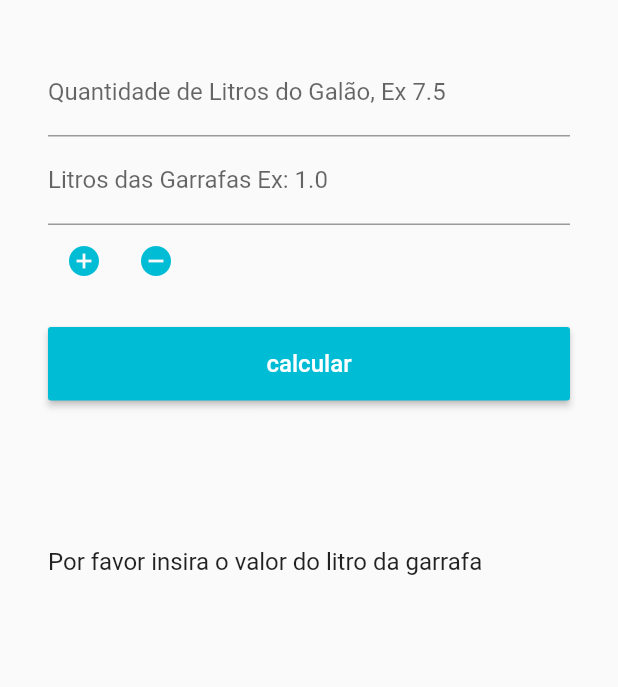
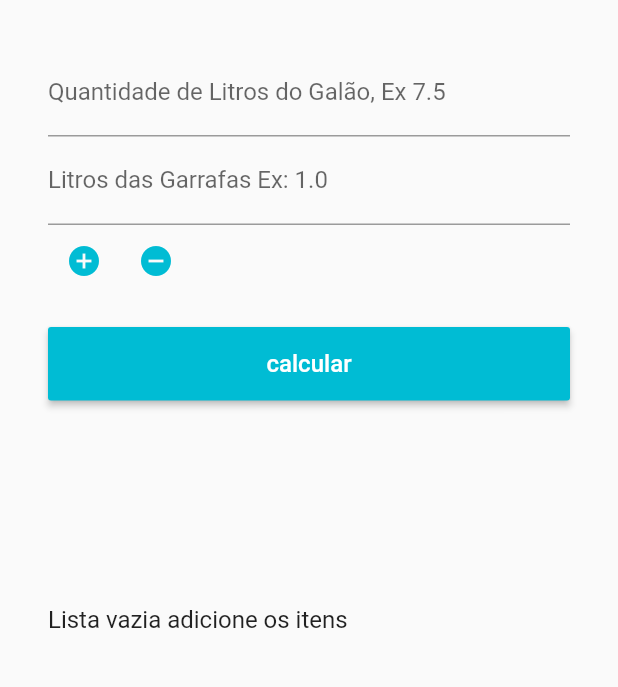
Before and after one commit to CaioCLDias/water_gallon_challenge, a Flutter app: the screen it shows after launch, after a tap on the "add circle" icon, after a tap on the "remove circle" icon, on a phone screen of 412 x 824 dp, the part 381-1068 px from its top. Run offline on Flutter 3.47's test engine with Material 2 defaults, Android fonts, the phone set to English and light mode, and no system bars.

Commit message:
Date: March, 07, 2021 Desafio de Lógica Programação, Vaga de Estágio YesList, Dev: Caio Dias Criando o método _removerGarrafa,  responsável por remover o ultimo item adicionado a lista

```diff
--- a/lib/Home.dart
+++ b/lib/Home.dart
@@ -18,6 +18,24 @@ class _HomeState extends State<Home> {
   var _garrafas = [];
   int _qtdGarrafas = 0;
 
+  void _removerGarrafa(){
+
+    //validar se tem item na lista
+    if(_garrafas.isEmpty == true){
+      setState(() {
+        _textoResultado = 'Lista vazia adicione os itens';
+      });
+    }else {
+      _garrafas.removeLast();
+      _qtdGarrafas = _qtdGarrafas - 1;
+      setState(() {
+        _textoResultado = '';
+        _textoQtdGarrafas = 'Quantidade de Garrafas: ' + _qtdGarrafas.toString();
+        _textoGarrafas = 'Garrafas: ' + _garrafas.toString();
+      });
+    }
+  }
+
   //metodo para adicionar garras na list
   void _adicionaGarrafa(){
 
@@ -36,7 +54,7 @@ class _HomeState extends State<Home> {
       print(_qtdGarrafas);
       setState(() {
         _textoQtdGarrafas = 'Quantidade de Garrafas: ' + _qtdGarrafas.toString();
-        //_textoQtdGarrafas = 'Garrafas: ' + _textoGarrafas.toString();
+        _textoGarrafas = 'Garrafas: ' + _garrafas.toString();
         _textoResultado = '';
         _txtEditingControllerLitrosGarrafas.text = '';
       });
@@ -94,7 +112,7 @@ class _HomeState extends State<Home> {
                         icon: Icon(Icons.remove_circle),
                         tooltip: 'Remova uma garrafa',
                         color: Colors.cyan,
-                        onPressed: () {},
+                        onPressed: _removerGarrafa,
                     ),
                   ],
                 ),
@@ -116,17 +134,6 @@ class _HomeState extends State<Home> {
               Padding(
                 padding: EdgeInsets.only(top:20),
                 child: Text(
-                  _textoGarrafas,
-                  style: TextStyle(
-                      fontSize: 16
-                  ),
-                ),
-              ),
-              Row(
-                children: [
-                  Padding(
-                    padding: EdgeInsets.only(top:20,right: 30),
-                    child: Text(
                   _textoGalao,
                   style: TextStyle(
                       fontSize: 16
@@ -134,7 +141,7 @@ class _HomeState extends State<Home> {
                 ),
               ),
               Padding(
-                    padding: EdgeInsets.only(top:20, left: 20),
+                padding: EdgeInsets.only(top:20),
                 child: Text(
                   _textoQtdGarrafas,
                   style: TextStyle(
@@ -142,10 +149,18 @@ class _HomeState extends State<Home> {
                   ),
                 ),
               ),
-                ],
+              Padding(
+                padding: EdgeInsets.only(top:20),
+                child: Text(
+                  _textoGarrafas,
+                  style: TextStyle(
+                      fontSize: 16
                   ),
+                ),
+              ),
+
               Padding(
-                padding: EdgeInsets.only(top:20,),
+                padding: EdgeInsets.only(top:20),
                 child: Text(
                   _textoResultado,
                   style: TextStyle(
```
Lines whose indentation alone changed are shown as unchanged.
